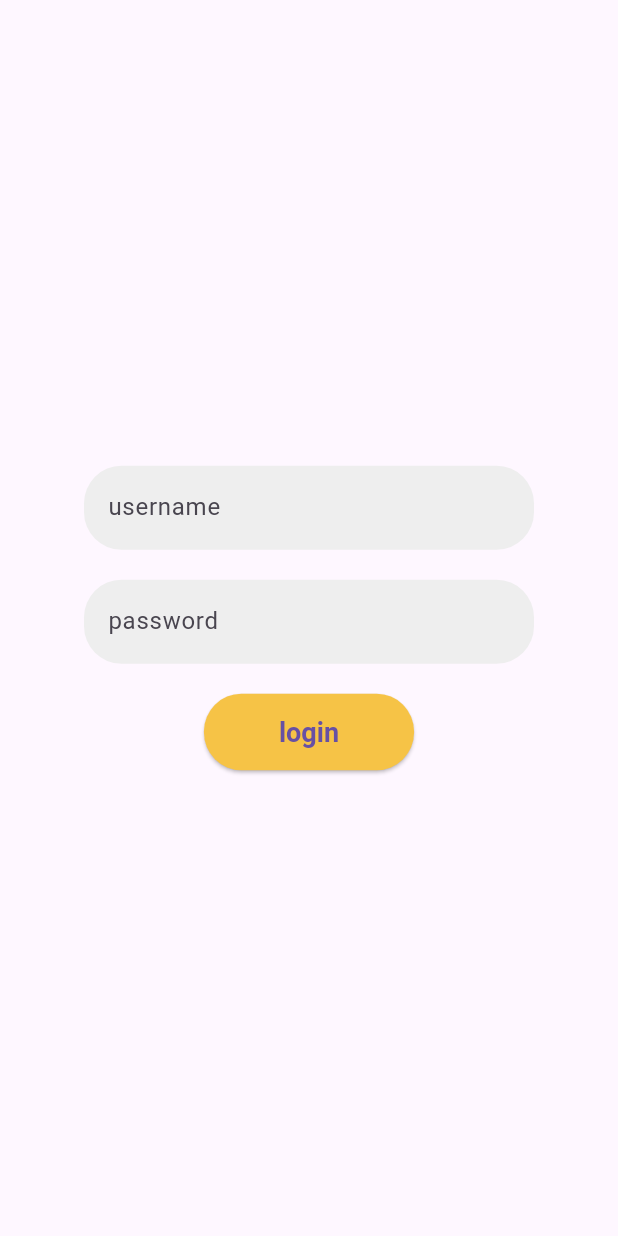
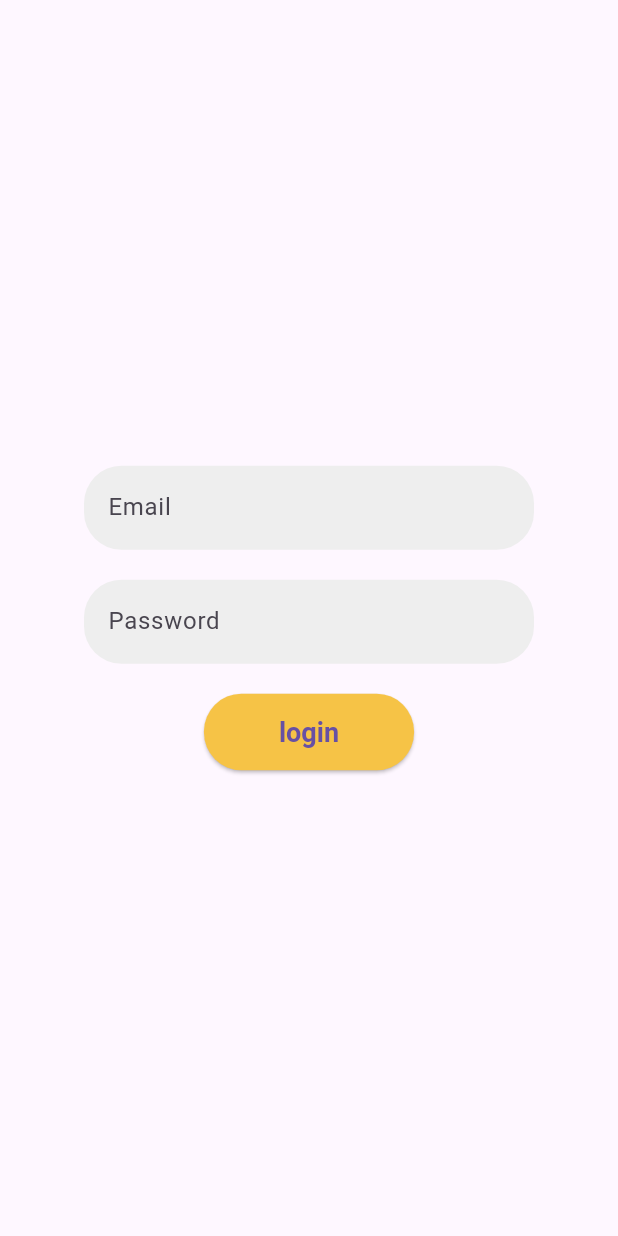
Before and after one commit to Dikry720p/mobile-lanjutan, a Flutter app: the screen it shows after launch, after a tap on "login", on a phone screen of 412 x 824 dp. Run offline on Flutter 3.47's test engine with Material 3 defaults, Android fonts, the phone set to English and light mode, and no system bars; our stand-ins replace get, shared_preferences; network calls fail.

Commit message:
summry login controller.dart
perbaikan pada login controller

```diff
--- /dev/null
+++ b/flutter_lanjutan/lib/App/models/login_controler.dart
@@ -0,0 +1,40 @@
+import 'dart:convert';
+import 'package:get/get.dart';
+import 'package:shared_preferences/shared_preferences.dart';
+import 'package:http/http.dart' as http;
+import 'package:flutter_lanjutan/Home_page.dart';
+
+class LoginController extends GetxController {
+  var email = ''.obs;
+  var password = ''.obs;
+  var user = {}.obs;
+
+  void setEmail(String value) => email.value = value;
+  void setPassword(String value) => password.value = value;
+
+  Future<void> login() async {
+    var url = Uri.https('dummyjson.com', 'auth/login');
+    var response = await http.post(
+      url,
+      headers: {"Content-Type": "application/json"},
+      body: jsonEncode({
+        'username': email.value,
+        'password': password.value,
+        'expiresInMins': 30,
+      }),
+    );
+    print('Response body: ${response.body}');
+
+    var userData = jsonDecode(response.body);
+
+    if (userData != null) {
+      SharedPreferences prefs = await SharedPreferences.getInstance();
+      await prefs.setString('user', userData.toString());
+      // await prefs.setString('accessToken', userData.accessToken.toString());
+
+      Get.off(HomePage());
+    } else {
+      Get.snackbar('Error', response.body);
+    }
+  }
+}
--- a/flutter_lanjutan/lib/login_page.dart
+++ b/flutter_lanjutan/lib/login_page.dart
@@ -1,13 +1,13 @@
 import 'package:flutter/material.dart';
 import 'package:get/get.dart';
+import 'package:flutter_lanjutan/App/models/login_controler.dart';
 
 class Loginpage extends StatelessWidget {
   final LoginController _controller = Get.put(LoginController());
 
   @override
   Widget build(BuildContext context) {
-    return MaterialApp(
-      home: Scaffold(
+    return Scaffold(
       body: Center(
         child: Container(
           width: 300,
@@ -17,11 +17,11 @@ class Loginpage extends StatelessWidget {
               Padding(
                 padding: const EdgeInsets.only(bottom: 20),
                 child: TextField(
-                    controller: _controller.usernameController,
+                  onChanged: _controller.setEmail,
                   decoration: InputDecoration(
                     filled: true,
                     fillColor: Colors.grey[200],
-                      hintText: 'username',
+                    hintText: 'Email',
                     border: OutlineInputBorder(
                       borderRadius: BorderRadius.circular(25.0),
                       borderSide: BorderSide.none,
@@ -33,11 +33,11 @@ class Loginpage extends StatelessWidget {
                 padding: const EdgeInsets.only(bottom: 20),
                 child: TextField(
                   obscureText: true,
-                    controller: _controller.passwordController,
+                  onChanged: _controller.setPassword,
                   decoration: InputDecoration(
                     filled: true,
                     fillColor: Colors.grey[200],
-                      hintText: 'password',
+                    hintText: 'Password',
                     border: OutlineInputBorder(
                       borderRadius: BorderRadius.circular(25.0),
                       borderSide: BorderSide.none,
@@ -46,7 +46,7 @@ class Loginpage extends StatelessWidget {
                 ),
               ),
               ElevatedButton(
-                  onPressed: _controller.login,
+                onPressed: () => _controller.login(),
                 style: ElevatedButton.styleFrom(
                   backgroundColor: Color(0xFFF6C346),
                   padding: EdgeInsets.symmetric(horizontal: 50, vertical: 15),
@@ -64,18 +64,6 @@ class Loginpage extends StatelessWidget {
           ),
         ),
       ),
-      ),
     );
   }
 }
-
-//login controler
-class LoginController extends GetxController {
-  final usernameController = TextEditingController();
-  final passwordController = TextEditingController();
-
-  void login() {
-    // Add your login logic here
-    print('Login button pressed');
-  }
-}
--- a/flutter_lanjutan/pubspec.yaml
+++ b/flutter_lanjutan/pubspec.yaml
@@ -29,7 +29,9 @@ dependencies:
   flutter:
     sdk: flutter
   get: ^4.6.5
+  shared_preferences: ^2.0.0
   cupertino_icons: ^1.0.2
+  http: ^1.2.0
 
 dev_dependencies:
   flutter_test:
```
Also changed, not shown: flutter_lanjutan/lib/dash.dart (+73 -123 lines), flutter_lanjutan/pubspec.lock, 1 other file. Lines whose indentation alone changed are shown as unchanged.
